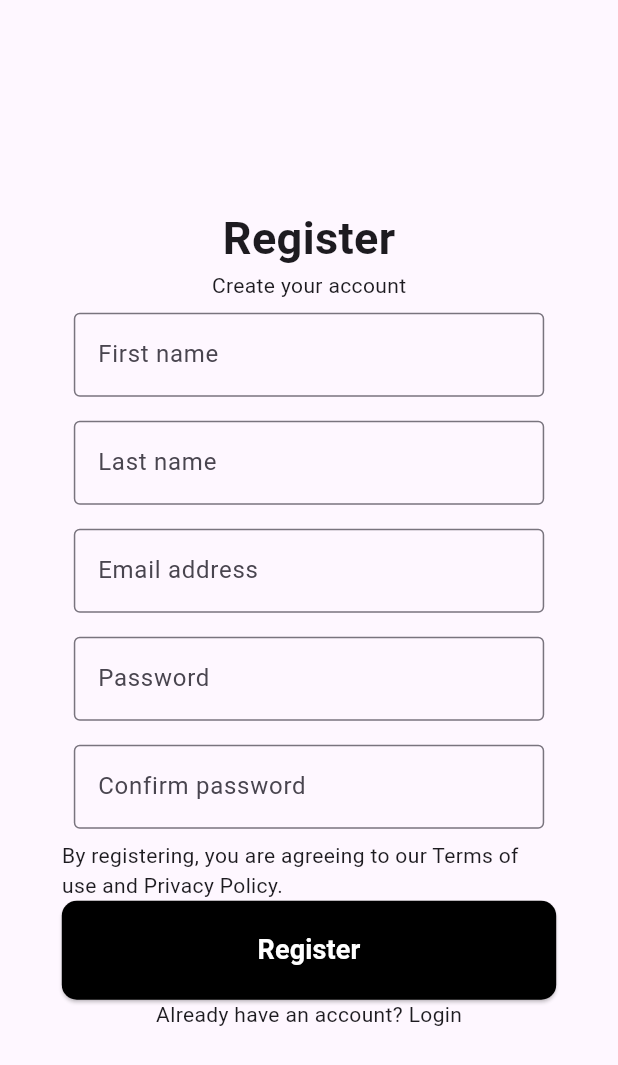
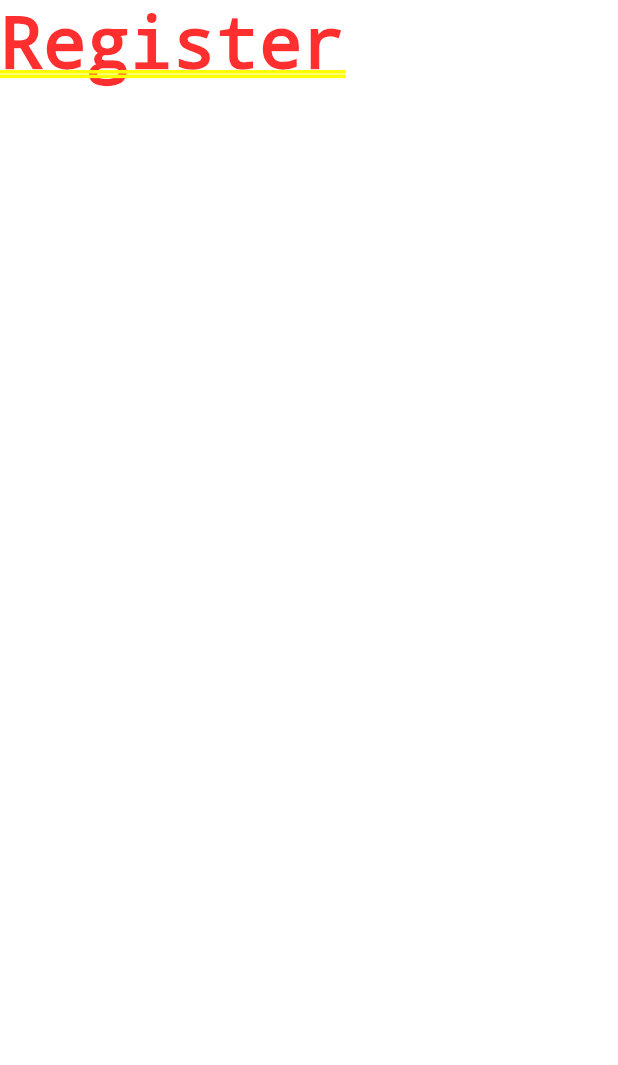
Before and after one commit to mateus-sartorio/ecommerce-app-frontend, a Flutter app: the screen it shows after launch, after a tap on "Register", on a phone screen of 412 x 824 dp. Shown: the top 1065 px of the screen. Run offline on Flutter 3.47's test engine with Material 3 defaults, Android fonts, the phone set to English and light mode, and no system bars; our stand-ins replace google_nav_bar.

Commit message:
Revert "basic layout and functionality made for registration page"

```diff
--- a/lib/components/input_field.dart
+++ /dev/null
@@ -1,21 +0,0 @@
-import 'package:flutter/material.dart';
-
-class InputField extends StatelessWidget {
-  final TextEditingController controller;
-  final String hintText;
-
-  const InputField({Key? key, required this.controller, required this.hintText})
-      : super(key: key);
-
-  @override
-  Widget build(BuildContext context) {
-    return Padding(
-      padding: const EdgeInsets.all(8.0),
-      child: TextField(
-        controller: controller,
-        decoration: InputDecoration(
-            hintText: hintText, border: const OutlineInputBorder()),
-      ),
-    );
-  }
-}
--- a/lib/pages/register_page.dart
+++ b/lib/pages/register_page.dart
@@ -1,11 +1,4 @@
-import 'dart:convert';
-
-import 'package:ecommerce_app/components/big_button_tile.dart';
-import 'package:ecommerce_app/components/input_field.dart';
-import 'package:ecommerce_app/pages/registration_confirmation_page.dart';
 import 'package:flutter/material.dart';
-import 'package:http/http.dart' as http;
-import 'package:http/http.dart';
 
 class RegisterPage extends StatefulWidget {
   const RegisterPage({Key? key}) : super(key: key);
@@ -15,96 +8,8 @@ class RegisterPage extends StatefulWidget {
 }
 
 class _RegisterPageState extends State<RegisterPage> {
-  final TextEditingController _firstnameController = TextEditingController();
-  final TextEditingController _lastnameController = TextEditingController();
-  final TextEditingController _emailController = TextEditingController();
-  final TextEditingController _passwordController = TextEditingController();
-  final TextEditingController _confirmPasswordController =
-      TextEditingController();
-
-  Future<void> register(BuildContext context) async {
-    const String backendRoute = "http://10.0.2.2:8080/api/v1/registration";
-    Uri uri = Uri.parse(backendRoute);
-
-    final RegExp emailRegExp =
-        RegExp(r'^[a-zA-Z0-9._-]+@[a-zA-Z0-9.-]+\.[a-zA-Z]{2,}$');
-
-    if (!emailRegExp.hasMatch(_emailController.text)) {
-      // TODO: treat invalid email here
-      print("Invalid Password");
-    }
-
-    if (_passwordController.text != _confirmPasswordController.text) {
-      // TODO: treat different passwords here
-      print("Passwords do not match");
-    }
-
-    Map data = {
-      "firstName": _firstnameController.text,
-      "lastName": _lastnameController.text,
-      "email": _emailController.text,
-      "password": _passwordController.text
-    };
-
-    var body = json.encode(data);
-
-    try {
-      final Response _ = await http.post(uri,
-          headers: {"Content-Type": "application/json"}, body: body);
-
-      navigateToRegistrationConfirmationPage();
-    } catch (e) {
-      // TODO: treat any problema that may occur with the HTTP request
-      print("deu bosta");
-    }
-  }
-
-  void navigateToRegistrationConfirmationPage() {
-    Navigator.push(
-        context,
-        MaterialPageRoute(
-            builder: (context) => const RegistrationConfirmationPage()));
-  }
-
   @override
   Widget build(BuildContext context) {
-    return Scaffold(
-      body: Center(
-        child: FractionallySizedBox(
-          widthFactor: 0.8,
-          child: Column(
-            mainAxisAlignment: MainAxisAlignment.center,
-            crossAxisAlignment: CrossAxisAlignment.center,
-            children: [
-              const Text(
-                "Register",
-                style: TextStyle(fontWeight: FontWeight.bold, fontSize: 30),
-              ),
-              const Text("Create your account"),
-              InputField(
-                  controller: _firstnameController, hintText: "First name"),
-              InputField(
-                  controller: _lastnameController, hintText: "Last name"),
-              InputField(
-                  controller: _emailController, hintText: "Email address"),
-              InputField(controller: _passwordController, hintText: "Password"),
-              InputField(
-                  controller: _confirmPasswordController,
-                  hintText: "Confirm password"),
-              const Text(
-                  "By registering, you are agreeing to our Terms of use and Privacy Policy."),
-              SizedBox(
-                  width: double.infinity,
-                  child: BigButtonTile(
-                    isSolid: true,
-                    text: "Register",
-                    onPressed: () => register(context),
-                  )),
-              const Text("Already have an account? Login")
-            ],
-          ),
-        ),
-      ),
-    );
+    return const Text("Register");
   }
 }
--- a/lib/pages/shop_page.dart
+++ b/lib/pages/shop_page.dart
@@ -1,6 +1,7 @@
 import 'package:ecommerce_app/components/shoe_tile.dart';
 import 'package:ecommerce_app/models/cart.dart';
 import 'package:ecommerce_app/models/shoe.dart';
+import 'package:flutter/foundation.dart';
 import 'package:flutter/material.dart';
 import 'package:provider/provider.dart';
 
--- a/pubspec.yaml
+++ b/pubspec.yaml
@@ -38,7 +38,6 @@ dependencies:
   google_nav_bar: ^5.0.6
 
   provider: ^6.1.1
-  http: ^1.1.2
 
 dev_dependencies:
   flutter_test:
```
Also changed, not shown: lib/models/user.dart (deleted, +0 -12 lines), lib/pages/registration_confirmation_page.dart (deleted, +0 -24 lines), pubspec.lock.
